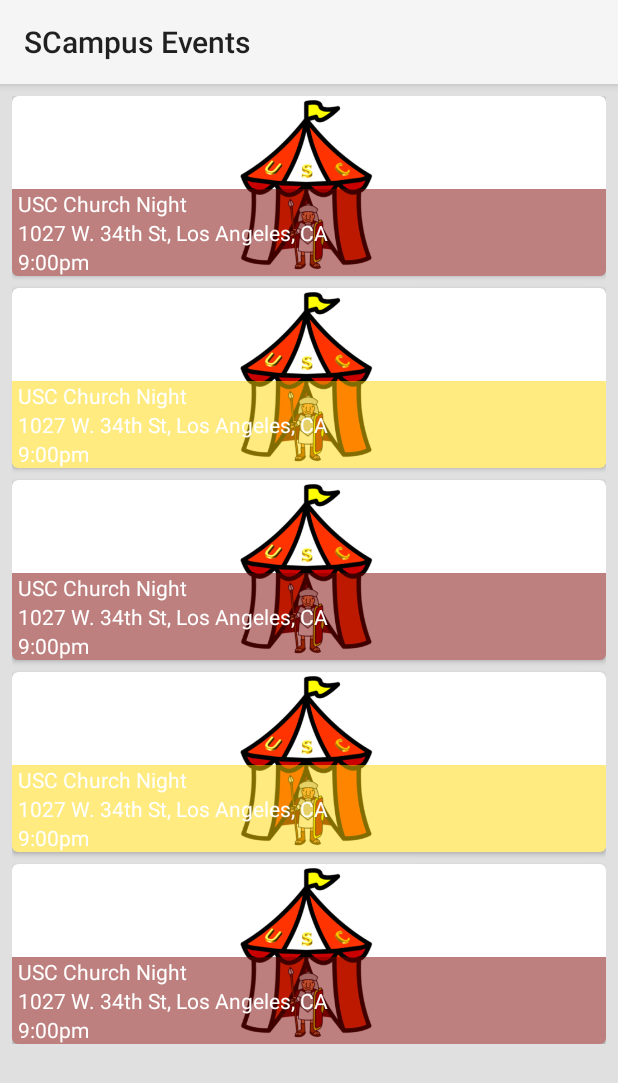
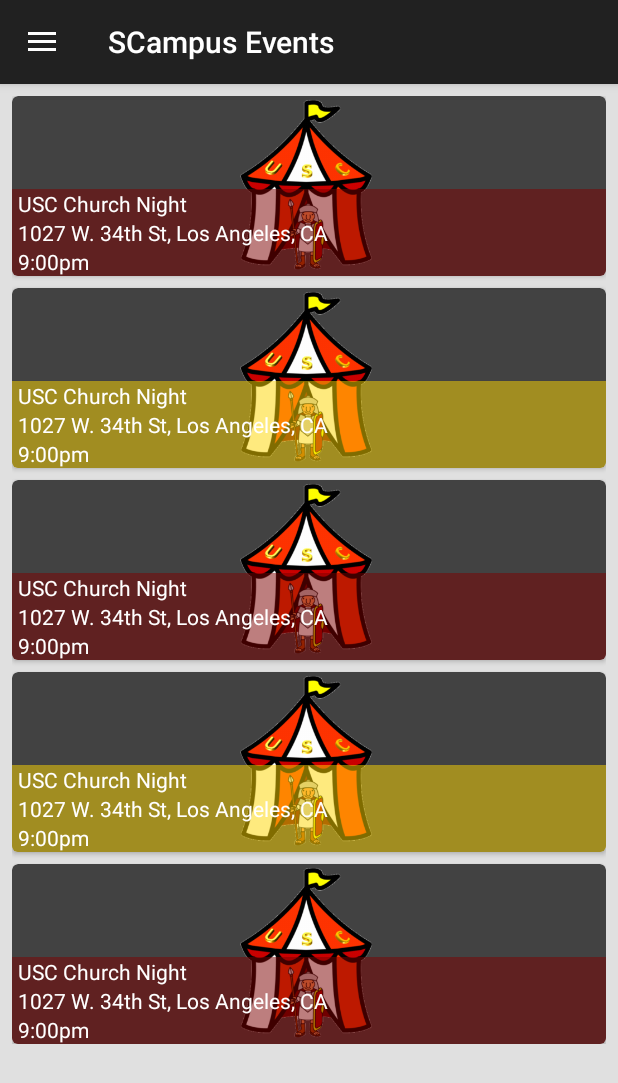
Before and after one commit to cart587/ITP341-SCampus-Events, an Android app: the screen it shows after launch (HomeScreenActivity), on a phone screen of 412 x 824 dp. Shown: the top 1083 px of the screen. Run offline under Robolectric (Android 15) with nearby library versions, the phone set to English and light mode, and no system bars.

Commit message:
Uploading Project with working navigation drawer

```diff
--- a/app/src/main/AndroidManifest.xml
+++ b/app/src/main/AndroidManifest.xml
@@ -32,7 +32,8 @@
 
         </activity>
         <activity android:name=".HomeScreenActivity"
-            android:label="@string/app_name">
+            android:label="@string/app_name"
+            android:theme="@style/Theme.AppCompat">
             <intent-filter>
                 <action android:name="android.intent.action.MAIN" />
 
--- a/app/src/main/java/com/example/chris/itp341_finalproject_scampus_events/EventDetailActivity.java
+++ b/app/src/main/java/com/example/chris/itp341_finalproject_scampus_events/EventDetailActivity.java
@@ -58,14 +58,8 @@ public class EventDetailActivity extends Activity implements GoogleApiClient.Con
         super.onCreate(savedInstanceState);
         setContentView(R.layout.event_detail_view);
 
-        setUpActionBar();
         findAllViewsById();
         buildGoogleApiClient();
-    }
-
-    private void setUpActionBar(){
-        ActionBar actionBar= getActionBar();
-        actionBar.setIcon(R.drawable.ic_menu_black_24dp);
     }
 
     private void findAllViewsById(){
--- a/app/src/main/java/com/example/chris/itp341_finalproject_scampus_events/HomeScreenActivity.java
+++ b/app/src/main/java/com/example/chris/itp341_finalproject_scampus_events/HomeScreenActivity.java
@@ -1,10 +1,15 @@
 package com.example.chris.itp341_finalproject_scampus_events;
 
-import android.app.Activity;
 import android.content.Intent;
+import android.content.res.Configuration;
 import android.os.Bundle;
+import android.support.v4.widget.DrawerLayout;
+import android.support.v7.app.ActionBarDrawerToggle;
+import android.support.v7.app.AppCompatActivity;
+import android.view.MenuItem;
 import android.view.View;
 import android.widget.AdapterView;
+import android.widget.ArrayAdapter;
 import android.widget.ListView;
 
 import com.example.chris.itp341_finalproject_scampus_events.model.CampusEventSingleton;
@@ -13,10 +18,17 @@ import com.example.chris.itp341_finalproject_scampus_events.model.EventArrayAdap
 /**
  * Created by Chris on 12/8/2015.
  */
-public class HomeScreenActivity extends Activity{
+public class HomeScreenActivity extends AppCompatActivity {
     //UI VARIABLES
     ListView eventListView;
     EventArrayAdapter arrayAdapter;
+
+    //SLIDING DRAWER VARIABLES
+    private ListView mDrawerList;
+    private ArrayAdapter<String> mAdapter;
+    private ActionBarDrawerToggle mDrawerToggle;
+    private DrawerLayout mDrawerLayout;
+    private String mActivityTitle;
 
     //OTHER VARIABLES
     public static final String TAG = "HomeScreenActivity";
@@ -26,25 +38,89 @@ public class HomeScreenActivity extends Activity{
         super.onCreate(savedInstanceState);
         setContentView(R.layout.home_screen_view);
 
+        getSupportActionBar().setDisplayHomeAsUpEnabled(true);
+        getSupportActionBar().setHomeButtonEnabled(true);
+
         findAllViews();
         setListenersAndAdapters();
+        addDrawerItems();
+        setupDrawer();
+    }
+
+    private void setupDrawer() {
+        mDrawerToggle = new ActionBarDrawerToggle(this, mDrawerLayout,
+                R.string.drawer_open, R.string.drawer_close) {
+
+            /** Called when a drawer has settled in a completely open state. */
+            public void onDrawerOpened(View drawerView) {
+                super.onDrawerOpened(drawerView);
+                getSupportActionBar().setTitle("Navigation!");
+                invalidateOptionsMenu(); // creates call to onPrepareOptionsMenu()
+            }
+
+            /** Called when a drawer has settled in a completely closed state. */
+            public void onDrawerClosed(View view) {
+                super.onDrawerClosed(view);
+                getSupportActionBar().setTitle(mActivityTitle);
+                invalidateOptionsMenu(); // creates call to onPrepareOptionsMenu()
+            }
+        };
+
+        mDrawerToggle.setDrawerIndicatorEnabled(true);
+        mDrawerLayout.setDrawerListener(mDrawerToggle);
+    }
+
+    private void addDrawerItems() {
+        String[] osArray = { "Android", "iOS", "Windows", "OS X", "Linux" };
+        mAdapter = new ArrayAdapter<String>(this, android.R.layout.simple_list_item_1, osArray);
+        mDrawerList.setAdapter(mAdapter);
     }
 
     private  void setListenersAndAdapters(){
+        //Main UI
         arrayAdapter = new EventArrayAdapter(this, CampusEventSingleton.getInstance(this).getCampusEvents());
         eventListView.setAdapter(arrayAdapter);
 
         eventListView.setOnItemClickListener(new AdapterView.OnItemClickListener() {
             @Override
             public void onItemClick(AdapterView<?> parent, View view, int position, long id) {
-                Intent intentEventDetail = new Intent(getApplicationContext(),EventDetailActivity.class);
-                intentEventDetail.putExtra(EventDetailActivity.EVENT_EXTRA,position);
+                Intent intentEventDetail = new Intent(getApplicationContext(), EventDetailActivity.class);
+                intentEventDetail.putExtra(EventDetailActivity.EVENT_EXTRA, position);
                 startActivity(intentEventDetail);
             }
         });
+
+
+
     }
 
     private void findAllViews(){
         eventListView = (ListView) findViewById(R.id.listview_events);
+
+        //Sliding Drawer UI
+        mDrawerList = (ListView)findViewById(R.id.left_drawer);
+        mDrawerLayout = (DrawerLayout)findViewById(R.id.drawer_layout);
+        mActivityTitle = getTitle().toString();
+    }
+
+    @Override
+    public boolean onOptionsItemSelected(MenuItem item) {
+        if (mDrawerToggle.onOptionsItemSelected(item)) {
+            return true;
+        }else{
+            return super.onOptionsItemSelected(item);
+        }
+    }
+
+    @Override
+    protected void onPostCreate(Bundle savedInstanceState) {
+        super.onPostCreate(savedInstanceState);
+        mDrawerToggle.syncState();
+    }
+
+    @Override
+    public void onConfigurationChanged(Configuration newConfig) {
+        super.onConfigurationChanged(newConfig);
+        mDrawerToggle.onConfigurationChanged(newConfig);
     }
 }
--- a/app/src/main/res/layout/home_screen_view.xml
+++ b/app/src/main/res/layout/home_screen_view.xml
@@ -1,9 +1,16 @@
 <?xml version="1.0" encoding="utf-8"?>
+<android.support.v4.widget.DrawerLayout xmlns:android="http://schemas.android.com/apk/res/android"
+    android:id="@+id/drawer_layout"
+    android:layout_width="match_parent"
+    android:layout_height="match_parent">
+
+    <!--Main Window-->
     <LinearLayout xmlns:android="http://schemas.android.com/apk/res/android"
-    android:orientation="vertical" android:layout_width="match_parent"
+        android:layout_width="match_parent"
+        android:layout_height="match_parent"
         android:background="@color/events_background"
-    android:padding="@dimen/events_padding"
-    android:layout_height="match_parent">
+        android:orientation="vertical"
+        android:padding="@dimen/events_padding">
 
         <ListView
             android:id="@+id/listview_events"
@@ -14,3 +21,17 @@
 
         </ListView>
     </LinearLayout>
+
+    <!--Navigation Drawer-->
+    <ListView
+        android:id="@+id/left_drawer"
+        android:layout_width="240dp"
+        android:layout_height="match_parent"
+        android:layout_gravity="start"
+        android:choiceMode="singleChoice"
+        android:background="#ffeeeeee"
+        android:dividerHeight="0dp" />
+
+</android.support.v4.widget.DrawerLayout>
+
+    <!--android:divider="@android:color/transparent"-->
--- a/app/src/main/res/layout/sliding_drawer_view.xml
+++ /dev/null
@@ -1,6 +0,0 @@
-<?xml version="1.0" encoding="utf-8"?>
-<LinearLayout xmlns:android="http://schemas.android.com/apk/res/android"
-    android:orientation="vertical" android:layout_width="match_parent"
-    android:layout_height="match_parent">
-
-</LinearLayout>
--- a/app/src/main/res/values/strings.xml
+++ b/app/src/main/res/values/strings.xml
@@ -1,13 +1,14 @@
 <resources>
     <string name="app_name">SCampus Events</string>
 
-    <string name="hello_world">Hello world!</string>
+    <string name="drawer_open">Open navigation drawer</string>
+    <string name="drawer_close">Close navigation drawer</string>
+
     <string name="action_settings">Settings</string>
     <string name="service_not_available">The Location Service is offline.</string>
     <string name="invalid_lat_long_used">Incorrect Latitude/Longitude entered.</string>
     <string name="no_address_found">An address could not be determined</string>
     <string name="address_found">Address successfully determined</string>
-    <string name="hosted_by">Hosted By:</string>
     <string name="sample_description">SCampus Events serves as a central hub for students, faculty, staff, and anyone involved with the USC community who want to know what events are occurring on campus. Events that are not entirely on campus, but still are for USC affiliates, can also be viewed on the app. SCampus Events lets people who want to connect with other people they might not normally meet by connecting people from all corners of the USC campus.</string>
 
 </resources>
```
Lines whose indentation alone changed are shown as unchanged.
